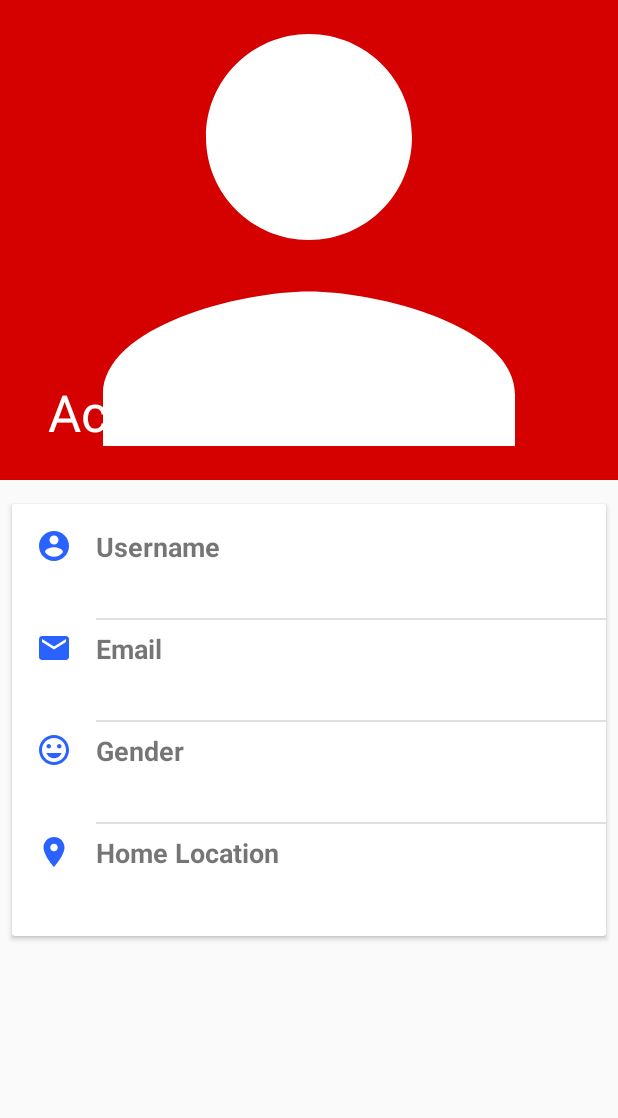
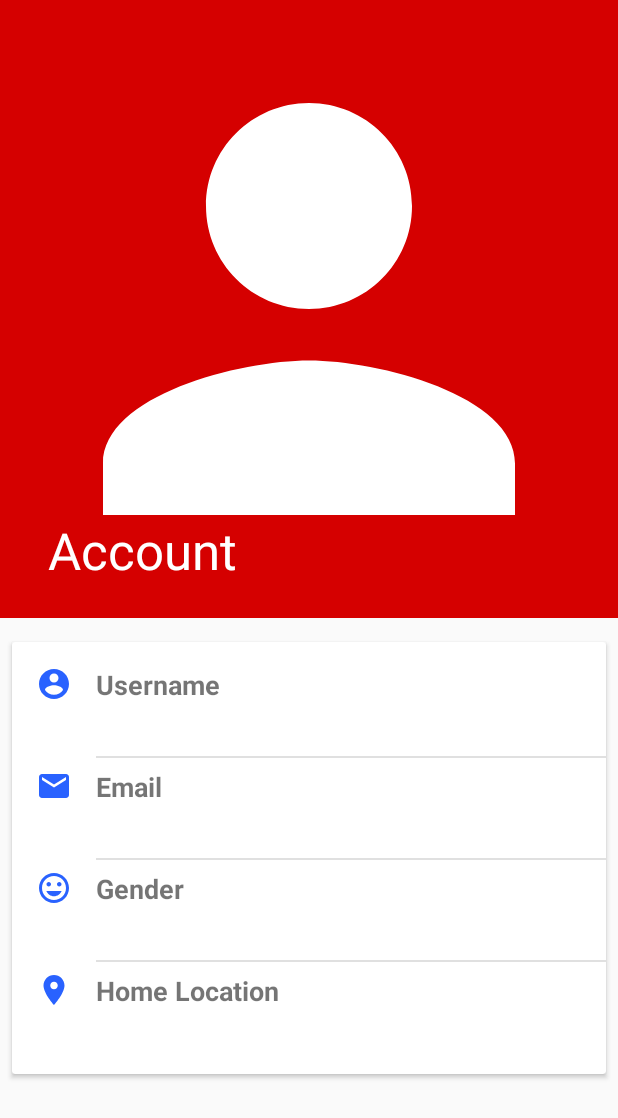
Before and after one commit to johnnymillergh/NewVista-for-Customer, an Android app: the UserInfoActivity screen opened directly, with no data from a screen before it, on a phone screen of 412 x 824 dp. Shown: the top 1118 px of the screen. Run offline under Robolectric (Android 15) with nearby library versions, the phone set to English and light mode, and no system bars; libraries missing offline, so code that uses them is left out: org.litepal, org.litepal.crud; pictures from the network do not load; 1 statement that could not run was skipped.

Commit message:
Enhance User info's UI

```diff
--- a/app/src/main/res/layout/activity_user_info.xml
+++ b/app/src/main/res/layout/activity_user_info.xml
@@ -10,7 +10,7 @@
     <android.support.design.widget.AppBarLayout
         android:id="@+id/appBarUserInfo"
         android:layout_width="match_parent"
-        android:layout_height="320dp"
+        android:layout_height="wrap_content"
         android:fitsSystemWindows="true"
         android:theme="@style/ThemeOverlay.AppCompat.Dark.ActionBar">
 
@@ -20,12 +20,22 @@
             app:contentScrim="?attr/colorPrimary"
             app:layout_scrollFlags="scroll|exitUntilCollapsed">
 
-            <ImageView
-                android:id="@+id/avatar"
+            <android.support.constraint.ConstraintLayout
                 android:layout_width="match_parent"
-                android:layout_height="match_parent"
-                android:scaleType="centerCrop"
-                android:src="@drawable/ic_person_white_24dp"/>
+                android:layout_height="match_parent">
+
+                <ImageView
+                    android:id="@+id/avatar"
+                    android:layout_width="0dp"
+                    android:layout_height="0dp"
+                    android:scaleType="centerCrop"
+                    android:src="@drawable/ic_person_white_24dp"
+                    app:layout_constraintBottom_toBottomOf="parent"
+                    app:layout_constraintDimensionRatio="1:1"
+                    app:layout_constraintEnd_toEndOf="parent"
+                    app:layout_constraintStart_toStartOf="parent"
+                    app:layout_constraintTop_toTopOf="parent"/>
+            </android.support.constraint.ConstraintLayout>
 
             <android.support.v7.widget.Toolbar
                 android:id="@+id/toolbarUserInfo"
```
